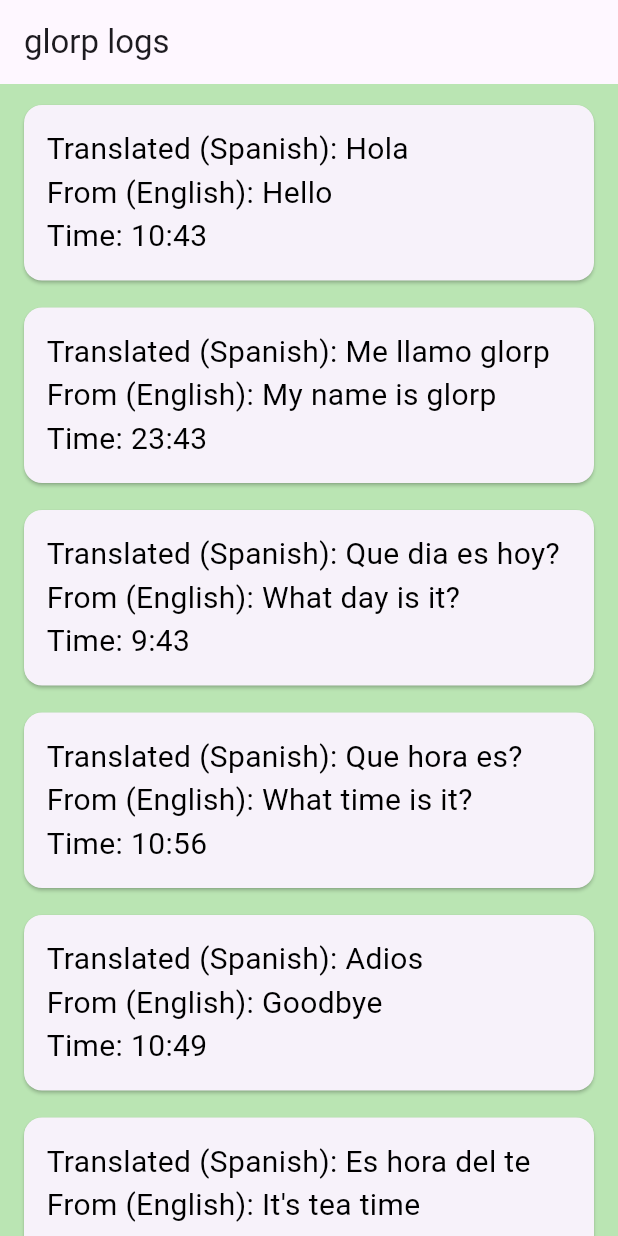
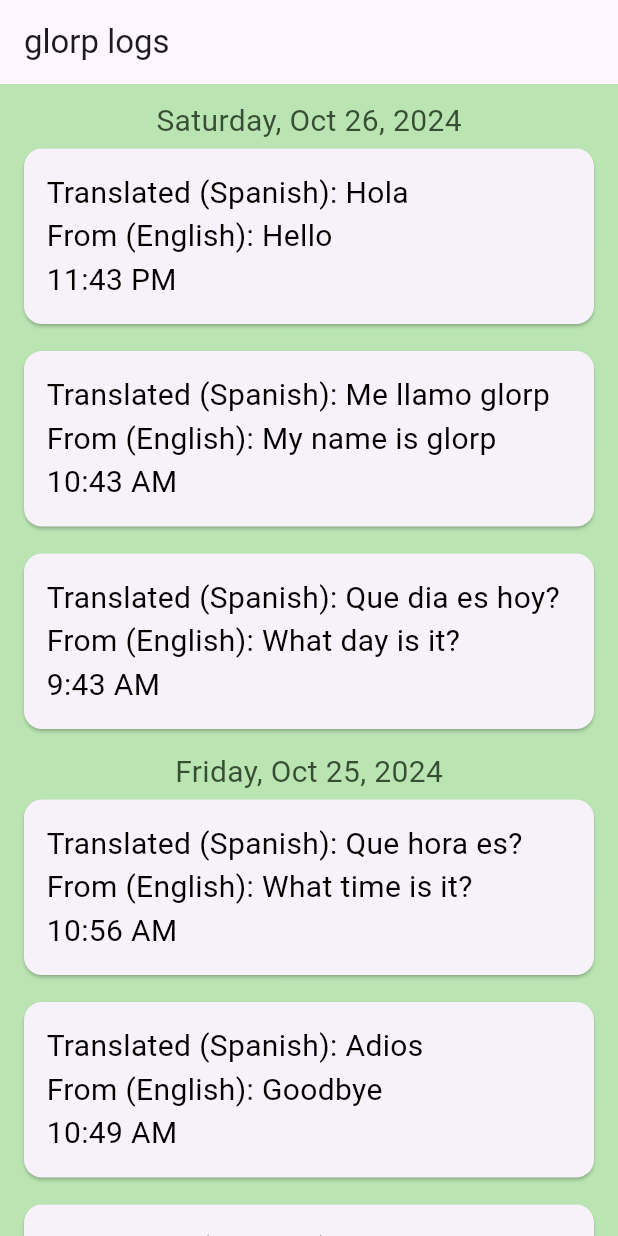
Before and after one commit to rav-nidhi/glorp, a Flutter app: the screen it shows after launch, on a phone screen of 412 x 824 dp. Run offline on Flutter 3.47's test engine with Material 3 defaults, Android fonts, the phone set to English and light mode, and no system bars.

Commit message:
dated sections working. list of map<string, string>

```diff
--- a/lib/main.dart
+++ b/lib/main.dart
@@ -1,39 +1,18 @@
 import 'package:flutter/material.dart';
+import 'package:intl/intl.dart';
 import 'dart:core';
-import 'display.dart';
 
-List<String> translations = [
-  "Hello, Hola, English, Spanish, 10:43, 10/26/2024",
-  "My name is glorp, Me llamo glorp, English, Spanish, 23:43, 10/26/2024",
-  "What day is it?, Que dia es hoy?, English, Spanish, 9:43, 10/26/2024",
-  "What time is it?, Que hora es?, English, Spanish, 10:56, 10/26/2024",
-  "Goodbye, Adios, English, Spanish, 10:49, 10/26/2024",
-  "It's tea time, Es hora del te, English, Spanish, 10:49, 10/26/2024"
+List<Map<String, String>> translations = [
+  {"transFrom": "Hello", "transTo": "Hola", "langFrom": "English", "langTo": "Spanish", "date": "2024-10-26 23:43:16"},
+  {"transFrom": "My name is glorp", "transTo": "Me llamo glorp", "langFrom": "English", "langTo": "Spanish", "date": "2024-10-26 10:43:25"},
+  {"transFrom": "What day is it?", "transTo": "Que dia es hoy?", "langFrom": "English", "langTo": "Spanish", "date": "2024-10-26 09:43:04"},
+  {"transFrom": "What time is it?", "transTo": "Que hora es?", "langFrom": "English", "langTo": "Spanish", "date": "2024-10-25 10:56:40"},
+  {"transFrom": "Goodbye", "transTo": "Adios", "langFrom": "English", "langTo": "Spanish", "date": "2024-10-25 10:49:09"},
+  {"transFrom": "It's tea time", "transTo": "Es hora del te", "langFrom": "English", "langTo": "Spanish", "date": "2024-10-25 10:47:30"}
 ];
 
-// Future<void> nextTranslate(List<Translate> translations) async {
-//     final directory = await getApplicationDocumentsDirectory();
-//     final filePath = '${directory.path}/SampleReinforce';
-//     final file = File(filePath);
-//     String response = await file.readAsString();
-
-//     List<String> lines = response.split('\n');
-//     for (String line in lines) {
-//       if (line.trim().isEmpty) continue; // Skip empty lines
-//       List<String> parts = line.split('.');
-//       if (parts.length == 3) {
-//         reinforceList.add(ReinforceVocab(parts[0].trim(), parts[1].trim(),parts[2].trim()));
-//       }
-//     }
-//     //Bounds checking, no more than five cards
-//     while(num_of_reinforce_cards < reinforceList.length && num_of_reinforce_cards < 5) {
-//       num_of_reinforce_cards++;
-//     }
-//     setState(() {});
-//   }
-
 void main() {
-  runApp(MyApp());
+  runApp(const MyApp());
 }
 
 class MyApp extends StatelessWidget {
@@ -52,7 +31,9 @@
 }
 
 class HomePage extends StatelessWidget {
-  const HomePage({super.key});
+  final TimeOfDay t = TimeOfDay.fromDateTime(DateTime.parse(translations[0]['date']!));
+  final String d = DateFormat('EEEE, MMM d, yyyy').format(DateTime.parse(translations[0]['date']!));
+  HomePage({super.key});
 
   @override
   Widget build(BuildContext context) {
@@ -62,35 +43,18 @@
       body: SingleChildScrollView(
         child: Column(
           children: <Widget>[
-            for (var i in translations)
-              log(context, i)
-          ],
+            SizedBox(height: 10),
+            Text(
+              d,
+              style: const TextStyle(
+                color: Color.fromARGB(255, 56, 78, 52),
+                fontSize: 20,
               ),
             ),
-    );
-  }
-}
-
-Widget log(BuildContext context, String translation) {
-  List<String> parts = translation.split(', ');
-  if (parts.length != 6) return Container();
-
-  String transFrom = parts[0].trim();
-  String transTo = parts[1].trim();
-  String langFrom = parts[2].trim();
-  String langTo = parts[3].trim();
-  String time = parts[4].trim();
-  String date = parts[5].trim();
-
-  return Column(
-    children: [
-      const SizedBox(height: 10),
             Align(
               alignment: Alignment.center,
               child: Card(
                 clipBehavior: Clip.hardEdge,
-          child: InkWell(
-            splashColor: Colors.blue.withAlpha(30),
                 child: Padding(
                     padding: const EdgeInsets.all(15),
                     child: SizedBox(
@@ -99,21 +63,21 @@
                         crossAxisAlignment: CrossAxisAlignment.start,
                         children: [
                           Text(
-                      'Translated ($langTo): $transTo',
+                            'Translated (${translations[0]['langTo']}): ${translations[0]['transTo']}',
                             style: const TextStyle(
                               color: Color.fromARGB(255, 0, 0, 0),
                               fontSize: 20,
                             ),
                           ),
                           Text(
-                      'From ($langFrom): $transFrom',
+                            'From (${translations[0]['langFrom']}): ${translations[0]['transFrom']}',
                             style: const TextStyle(
                               color: Color.fromARGB(255, 0, 0, 0),
                               fontSize: 20,
                             ),
                           ),
                           Text(
-                      'Time: $time',
+                            t.format(context),
                             style: const TextStyle(
                               color: Color.fromARGB(255, 0, 0, 0),
                               fontSize: 20,
@@ -125,7 +89,119 @@
                 ),
               ),
             ),
+
+            for (var i=1; i<translations.length; i++)
+              log(context, translations[i], translations[i-1])
+          ],
+        ),
+      ),
+    );
+  }
+}
+
+Widget log(BuildContext context, Map<String, String> translation, Map<String, String> prev) {
+  DateTime dateTime = DateTime.parse(translation['date']!);
+  DateTime prevDateTime = DateTime.parse(prev['date']!);
+
+  TimeOfDay time = TimeOfDay.fromDateTime(dateTime);
+  String date = DateFormat('EEEE, MMM d, yyyy').format(dateTime);
+  String prevDate = DateFormat('EEEE, MMM d, yyyy').format(prevDateTime);
+
+  if(prevDate == date){
+    return Column(
+      children: [
+        const SizedBox(height: 10),
+        Align(
+          alignment: Alignment.center,
+          child: Card(
+            clipBehavior: Clip.hardEdge,
+            child: Padding(
+                padding: const EdgeInsets.all(15),
+                child: SizedBox(
+                  width: 350,
+                  child: Column(
+                    crossAxisAlignment: CrossAxisAlignment.start,
+                    children: [
+                      Text(
+                        'Translated (${translation['langTo']}): ${translation['transTo']}',
+                        style: const TextStyle(
+                          color: Color.fromARGB(255, 0, 0, 0),
+                          fontSize: 20,
+                        ),
+                      ),
+                      Text(
+                        'From (${translation['langFrom']}): ${translation['transFrom']}',
+                        style: const TextStyle(
+                          color: Color.fromARGB(255, 0, 0, 0),
+                          fontSize: 20,
+                        ),
+                      ),
+                      Text(
+                        time.format(context),
+                        style: const TextStyle(
+                          color: Color.fromARGB(255, 0, 0, 0),
+                          fontSize: 20,
+                        ),
+                      ),
+                    ],
+                  ),
+                ),
+            ),
+          ),
         ),
       ],
     );
   }
+  else {
+    return Column(
+      children: [
+        const SizedBox(height: 10),
+        Text(
+          date,
+          style: const TextStyle(
+            color: Color.fromARGB(255, 56, 78, 52),
+            fontSize: 20,
+          ),
+        ),
+        Align(
+          alignment: Alignment.center,
+          child: Card(
+            clipBehavior: Clip.hardEdge,
+            child: Padding(
+                padding: const EdgeInsets.all(15),
+                child: SizedBox(
+                  width: 350,
+                  child: Column(
+                    crossAxisAlignment: CrossAxisAlignment.start,
+                    children: [
+                      Text(
+                        'Translated (${translation['langTo']}): ${translation['transTo']}',
+                        style: const TextStyle(
+                          color: Color.fromARGB(255, 0, 0, 0),
+                          fontSize: 20,
+                        ),
+                      ),
+                      Text(
+                        'From (${translation['langFrom']}): ${translation['transFrom']}',
+                        style: const TextStyle(
+                          color: Color.fromARGB(255, 0, 0, 0),
+                          fontSize: 20,
+                        ),
+                      ),
+                      Text(
+                        time.format(context),
+                        style: const TextStyle(
+                          color: Color.fromARGB(255, 0, 0, 0),
+                          fontSize: 20,
+                        ),
+                      ),
+                    ],
+                ),
+              ),
+            ),
+          ),
+        ),
+      ],
+    );
+  }
+}
--- a/pubspec.yaml
+++ b/pubspec.yaml
@@ -35,6 +35,7 @@ dependencies:
   # The following adds the Cupertino Icons font to your application.
   # Use with the CupertinoIcons class for iOS style icons.
   cupertino_icons: ^1.0.8
+  intl: ^0.19.0
 
 dev_dependencies:
   flutter_test:
```
Also changed, not shown: lib/display.dart (deleted, +0 -87 lines), pubspec.lock. Lines whose indentation alone changed are shown as unchanged.
